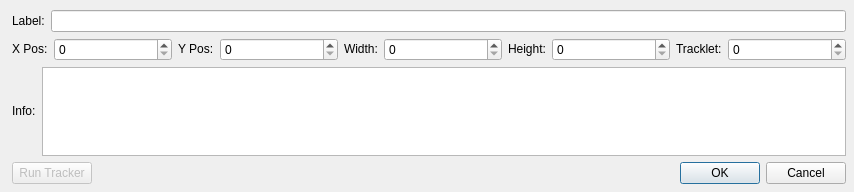
Qt form modules/app/dialogboundingbox.ui (smartsenselab/SSAT) before a commit.
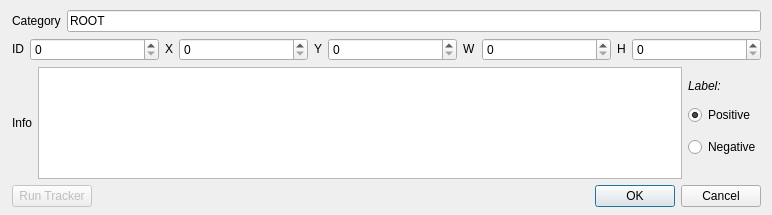
The same form after that commit.

Commit message:
Modifying DialogBoundingBox - part II
Changing interface only

```diff
--- a/modules/app/dialogboundingbox.ui
+++ b/modules/app/dialogboundingbox.ui
@@ -9,8 +9,8 @@
    <rect>
     <x>0</x>
     <y>0</y>
-    <width>854</width>
-    <height>192</height>
+    <width>772</width>
+    <height>215</height>
    </rect>
   </property>
   <property name="sizePolicy">
@@ -30,21 +30,21 @@
     <rect>
      <x>12</x>
      <y>10</y>
-     <width>834</width>
-     <height>174</height>
+     <width>749</width>
+     <height>197</height>
     </rect>
    </property>
-   <layout class="QVBoxLayout" name="verticalLayout">
+   <layout class="QGridLayout" name="gridLayout">
     <property name="sizeConstraint">
      <enum>QLayout::SetMinAndMaxSize</enum>
     </property>
-    <item>
+    <item row="0" column="0">
      <layout class="QHBoxLayout" name="horizontalLayout_1">
       <property name="sizeConstraint">
        <enum>QLayout::SetDefaultConstraint</enum>
       </property>
       <item>
-       <widget class="QLabel" name="labelLabel">
+       <widget class="QLabel" name="labelAttributes">
         <property name="sizePolicy">
          <sizepolicy hsizetype="Fixed" vsizetype="Fixed">
           <horstretch>0</horstretch>
@@ -52,17 +52,53 @@
          </sizepolicy>
         </property>
         <property name="text">
-         <string>Label:</string>
+         <string>Category</string>
         </property>
        </widget>
       </item>
       <item>
-       <widget class="QLineEdit" name="lineEditLabel"/>
+       <widget class="QLineEdit" name="lineEditAttributes">
+        <property name="text">
+         <string>ROOT</string>
+        </property>
+       </widget>
       </item>
      </layout>
     </item>
-    <item>
+    <item row="1" column="0">
      <layout class="QHBoxLayout" name="horizontalLayout_2">
+      <item>
+       <widget class="QLabel" name="labelId">
+        <property name="sizePolicy">
+         <sizepolicy hsizetype="Fixed" vsizetype="Fixed">
+          <horstretch>0</horstretch>
+          <verstretch>0</verstretch>
+         </sizepolicy>
+        </property>
+        <property name="toolTip">
+         <string>Tracklet identificator</string>
+        </property>
+        <property name="statusTip">
+         <string/>
+        </property>
+        <property name="text">
+         <string>ID</string>
+        </property>
+       </widget>
+      </item>
+      <item>
+       <widget class="QSpinBox" name="spinBoxId">
+        <property name="sizePolicy">
+         <sizepolicy hsizetype="Expanding" vsizetype="Fixed">
+          <horstretch>0</horstretch>
+          <verstretch>0</verstretch>
+         </sizepolicy>
+        </property>
+        <property name="maximum">
+         <number>999999999</number>
+        </property>
+       </widget>
+      </item>
       <item>
        <widget class="QLabel" name="labelX">
         <property name="sizePolicy">
@@ -72,7 +108,7 @@
          </sizepolicy>
         </property>
         <property name="text">
-         <string>X Pos:</string>
+         <string>X</string>
         </property>
        </widget>
       </item>
@@ -98,7 +134,7 @@
          </sizepolicy>
         </property>
         <property name="text">
-         <string>Y Pos:</string>
+         <string>Y</string>
         </property>
        </widget>
       </item>
@@ -124,7 +160,7 @@
          </sizepolicy>
         </property>
         <property name="text">
-         <string>Width:</string>
+         <string>W</string>
         </property>
        </widget>
       </item>
@@ -150,7 +186,7 @@
          </sizepolicy>
         </property>
         <property name="text">
-         <string>Height:</string>
+         <string>H</string>
         </property>
        </widget>
       </item>
@@ -167,36 +203,13 @@
         </property>
        </widget>
       </item>
-      <item>
-       <widget class="QLabel" name="labelId">
-        <property name="sizePolicy">
-         <sizepolicy hsizetype="Fixed" vsizetype="Fixed">
-          <horstretch>0</horstretch>
-          <verstretch>0</verstretch>
-         </sizepolicy>
-        </property>
-        <property name="text">
-         <string>Tracklet:</string>
-        </property>
-       </widget>
-      </item>
-      <item>
-       <widget class="QSpinBox" name="spinBoxId">
-        <property name="sizePolicy">
-         <sizepolicy hsizetype="Expanding" vsizetype="Fixed">
-          <horstretch>0</horstretch>
-          <verstretch>0</verstretch>
-         </sizepolicy>
-        </property>
-        <property name="maximum">
-         <number>999999999</number>
-        </property>
-       </widget>
-      </item>
      </layout>
     </item>
-    <item>
+    <item row="2" column="0">
      <layout class="QHBoxLayout" name="horizontalLayout_3">
+      <property name="bottomMargin">
+       <number>0</number>
+      </property>
       <item>
        <widget class="QLabel" name="labelInfo">
         <property name="sizePolicy">
@@ -206,16 +219,68 @@
          </sizepolicy>
         </property>
         <property name="text">
-         <string>Info:</string>
+         <string>Info</string>
         </property>
        </widget>
       </item>
       <item>
        <widget class="QPlainTextEdit" name="plainTextEditInfo"/>
       </item>
+      <item>
+       <layout class="QVBoxLayout" name="verticalLayout">
+        <property name="spacing">
+         <number>0</number>
+        </property>
+        <property name="topMargin">
+         <number>0</number>
+        </property>
+        <property name="bottomMargin">
+         <number>10</number>
+        </property>
+        <item>
+         <widget class="QLabel" name="labelLabel">
+          <property name="sizePolicy">
+           <sizepolicy hsizetype="Fixed" vsizetype="Fixed">
+            <horstretch>0</horstretch>
+            <verstretch>0</verstretch>
+           </sizepolicy>
+          </property>
+          <property name="font">
+           <font>
+            <italic>true</italic>
+            <kerning>false</kerning>
+           </font>
+          </property>
+          <property name="text">
+           <string>Label:</string>
+          </property>
+          <property name="margin">
+           <number>1</number>
+          </property>
+         </widget>
+        </item>
+        <item>
+         <widget class="QRadioButton" name="radioButtonPos">
+          <property name="text">
+           <string>Positive</string>
+          </property>
+          <property name="checked">
+           <bool>true</bool>
+          </property>
+         </widget>
+        </item>
+        <item>
+         <widget class="QRadioButton" name="radioButtonNeg">
+          <property name="text">
+           <string>Negative</string>
+          </property>
+         </widget>
+        </item>
+       </layout>
+      </item>
      </layout>
     </item>
-    <item>
+    <item row="3" column="0">
      <layout class="QHBoxLayout" name="horizontalLayout_4">
       <item>
        <widget class="QPushButton" name="buttonTracker">
```
Left out of the diff: 12 changed lines with no effect on the pictures. The commit also changes 1 other file.
